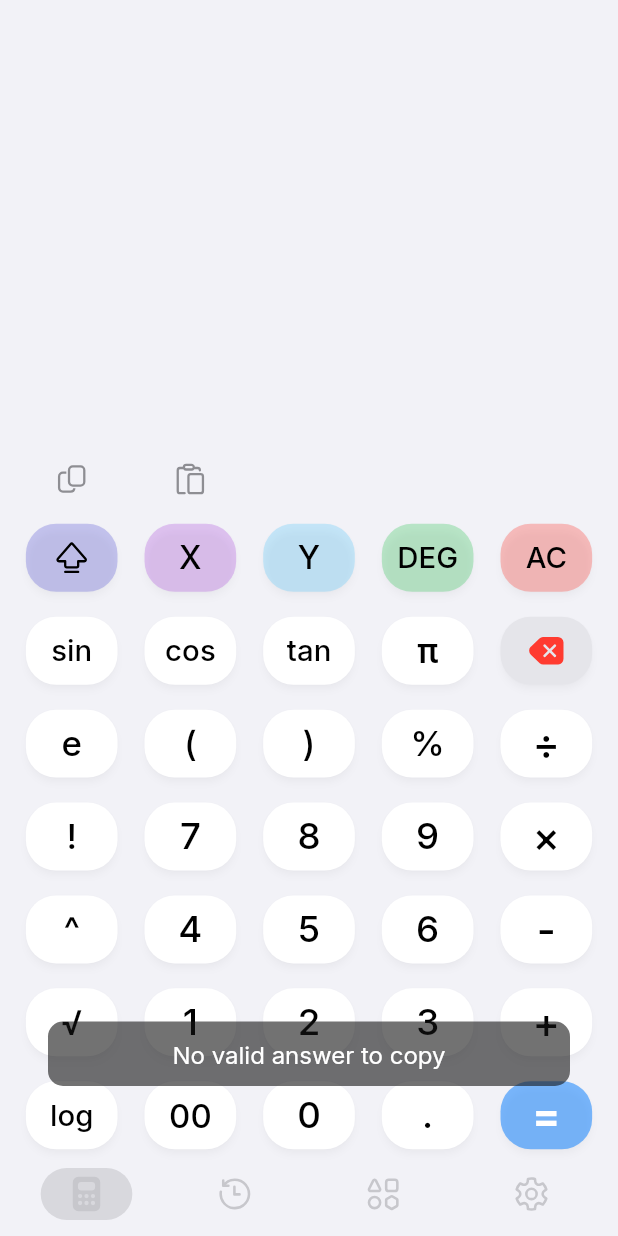
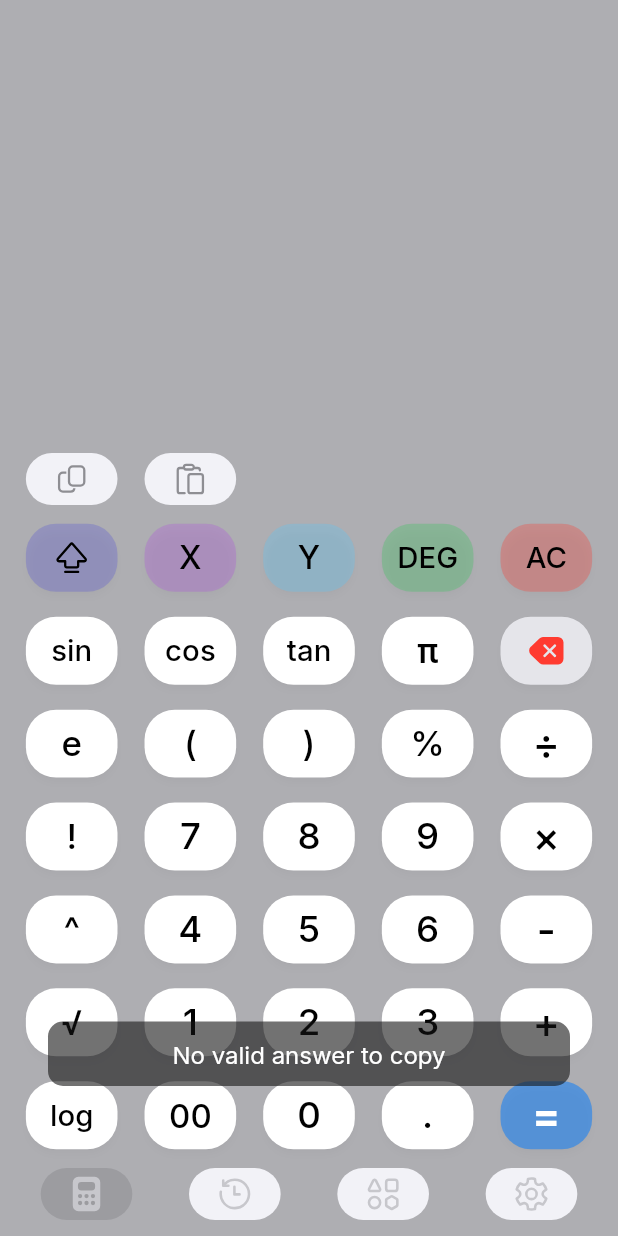
Before and after one commit to thegravity98/Pro-Calc, a Flutter app: the screen it shows after launch, after a tap on an icon or button, on a phone screen of 412 x 824 dp. Run offline on Flutter 3.47's test engine with Material 3 defaults, Android fonts, the phone set to English and light mode, and no system bars; our stand-ins replace fluentui_system_icons, flutter_riverpod, shared_preferences; missing offline and left inert: eval_ex, flutter_displaymode.

Commit message:
fix light theme for system dark mode

```diff
--- a/lib/Pages/utils_theme_provider.dart
+++ b/lib/Pages/utils_theme_provider.dart
@@ -20,80 +20,134 @@
 }
 
 // Provider for managing the theme preferences
-final themeModeProvider = StateNotifierProvider<ThemeModeNotifier, ThemeMode>(
-    (ref) => ThemeModeNotifier());
-
+// final themeModeProvider = StateNotifierProvider<ThemeModeNotifier, ThemeMode>(
+// (ref) => ThemeModeNotifier());
+//
 // Provider for accessing follow system theme setting
 final followSystemThemeProvider = StateProvider<bool>((ref) => true);
 
 // StateNotifier to handle theme mode changes and persistence
-class ThemeModeNotifier extends StateNotifier<ThemeMode> {
-  ThemeModeNotifier() : super(ThemeMode.light) {
+// class ThemeModeNotifier extends StateNotifier<ThemeMode> {
+//   ThemeModeNotifier() : super(ThemeMode.light) {
+//     _loadThemePreferences();
+//   }
+
+//   static const _themeModeKey = 'themeMode';
+//   static const _followSystemThemeKey = 'followSystemTheme';
+
+//   // Load the saved theme preferences from SharedPreferences
+//   Future<void> _loadThemePreferences() async {
+//     final prefs = await SharedPreferences.getInstance();
+//     final savedTheme = prefs.getString(_themeModeKey);
+
+//     if (savedTheme == 'dark') {
+//       state = ThemeMode.dark;
+//     } else {
+//       state = ThemeMode.light;
+//     }
+//   }
+
+//   // Get the saved follow system theme preference
+//   Future<bool> getFollowSystemTheme() async {
+//     final prefs = await SharedPreferences.getInstance();
+//     return prefs.getBool(_followSystemThemeKey) ?? true;
+//   }
+
+//   // Set the theme mode
+//   void setThemeMode(ThemeMode mode) {
+//     state = mode;
+//     _saveThemeMode(mode);
+//   }
+
+//   // Toggle between light and dark theme modes
+//   void toggleTheme() {
+//     state = state == ThemeMode.light ? ThemeMode.dark : ThemeMode.light;
+//     _saveThemeMode(state);
+//   }
+
+//   // Set whether to follow system theme
+//   void setFollowSystemTheme(bool follow, WidgetRef ref) {
+//     ref.read(followSystemThemeProvider.notifier).state = follow;
+//     _saveFollowSystemTheme(follow);
+//   }
+
+//   // Save the current theme mode to SharedPreferences
+//   Future<void> _saveThemeMode(ThemeMode mode) async {
+//     final prefs = await SharedPreferences.getInstance();
+//     prefs.setString(_themeModeKey, mode == ThemeMode.light ? 'light' : 'dark');
+//   }
+
+//   // Save the follow system theme setting to SharedPreferences
+//   Future<void> _saveFollowSystemTheme(bool follow) async {
+//     final prefs = await SharedPreferences.getInstance();
+//     prefs.setBool(_followSystemThemeKey, follow);
+//   }
+// }
+
+// In utils_theme_provider.dart
+class ThemeState {
+  final ThemeMode themeMode;
+  final bool followSystemTheme;
+
+  ThemeState({
+    required this.themeMode,
+    required this.followSystemTheme,
+  });
+}
+
+class ThemeNotifier extends StateNotifier<ThemeState> {
+  ThemeNotifier()
+      : super(ThemeState(themeMode: ThemeMode.light, followSystemTheme: true)) {
     _loadThemePreferences();
   }
 
   static const _themeModeKey = 'themeMode';
   static const _followSystemThemeKey = 'followSystemTheme';
 
-  // Load the saved theme preferences from SharedPreferences
   Future<void> _loadThemePreferences() async {
     final prefs = await SharedPreferences.getInstance();
     final savedTheme = prefs.getString(_themeModeKey);
+    final savedFollowSystemTheme = prefs.getBool(_followSystemThemeKey) ?? true;
 
-    if (savedTheme == 'dark') {
-      state = ThemeMode.dark;
-    } else {
-      state = ThemeMode.light;
-    }
+    state = ThemeState(
+      themeMode: savedTheme == 'dark' ? ThemeMode.dark : ThemeMode.light,
+      followSystemTheme: savedFollowSystemTheme,
+    );
   }
 
-  // Get the saved follow system theme preference
-  Future<bool> getFollowSystemTheme() async {
-    final prefs = await SharedPreferences.getInstance();
-    return prefs.getBool(_followSystemThemeKey) ?? true;
+  void setThemeMode(ThemeMode mode, {bool followSystem = false}) {
+    state = ThemeState(themeMode: mode, followSystemTheme: followSystem);
+    _saveThemePreferences();
   }
 
-  // Set the theme mode
-  void setThemeMode(ThemeMode mode) {
-    state = mode;
-    _saveThemeMode(mode);
+  void setFollowSystemTheme(bool follow) {
+    state = ThemeState(themeMode: state.themeMode, followSystemTheme: follow);
+    _saveThemePreferences();
   }
 
-  // Toggle between light and dark theme modes
-  void toggleTheme() {
-    state = state == ThemeMode.light ? ThemeMode.dark : ThemeMode.light;
-    _saveThemeMode(state);
-  }
-
-  // Set whether to follow system theme
-  void setFollowSystemTheme(bool follow, WidgetRef ref) {
-    ref.read(followSystemThemeProvider.notifier).state = follow;
-    _saveFollowSystemTheme(follow);
-  }
-
-  // Save the current theme mode to SharedPreferences
-  Future<void> _saveThemeMode(ThemeMode mode) async {
+  Future<void> _saveThemePreferences() async {
     final prefs = await SharedPreferences.getInstance();
-    prefs.setString(_themeModeKey, mode == ThemeMode.light ? 'light' : 'dark');
-  }
-
-  // Save the follow system theme setting to SharedPreferences
-  Future<void> _saveFollowSystemTheme(bool follow) async {
-    final prefs = await SharedPreferences.getInstance();
-    prefs.setBool(_followSystemThemeKey, follow);
+    prefs.setString(
+        _themeModeKey, state.themeMode == ThemeMode.light ? 'light' : 'dark');
+    prefs.setBool(_followSystemThemeKey, state.followSystemTheme);
   }
 }
 
+final themeProvider = StateNotifierProvider<ThemeNotifier, ThemeState>(
+  (ref) => ThemeNotifier(),
+);
+
 // Define custom CupertinoThemeData for light theme
 final lightTheme = CupertinoThemeData(
+  brightness: Brightness.light,
   primaryColor: CupertinoColors.activeBlue,
   // Use existing CupertinoColors for light theme
   barBackgroundColor: CupertinoColors.systemGroupedBackground,
-  scaffoldBackgroundColor: CupertinoColors.systemGroupedBackground,
+  scaffoldBackgroundColor: CupertinoColors.systemGrey2,
   textTheme: const CupertinoTextThemeData(
     textStyle: TextStyle(
       fontFamily: 'Inter',
-      color: CupertinoColors.label, // Dark text for light theme
+      color: CupertinoColors.black, // Dark text for light theme
     ),
     actionTextStyle: TextStyle(
       fontFamily: 'Inter',
@@ -124,6 +178,7 @@
 
 // Define custom CupertinoThemeData for dark theme
 final darkTheme = CupertinoThemeData(
+  brightness: Brightness.dark,
   primaryColor: CupertinoColors.systemIndigo, // Example dark primary color
   // Define dark theme colors
   barBackgroundColor: CupertinoColors.systemGrey6,
--- a/lib/main.dart
+++ b/lib/main.dart
@@ -1,3 +1,126 @@
+// import 'dart:io';
+// import 'package:flutter/cupertino.dart';
+// import 'package:flutter/services.dart';
+// import 'package:flutter_displaymode/flutter_displaymode.dart';
+// import 'package:pro_calc/Pages/calc_page.dart';
+// import 'package:pro_calc/Pages/utils_theme_provider.dart';
+// import 'package:flutter_riverpod/flutter_riverpod.dart';
+
+// Future<void> initializeApp() async {
+//   try {
+//     await SystemChrome.setEnabledSystemUIMode(SystemUiMode.edgeToEdge);
+//     await SystemChrome.setPreferredOrientations([DeviceOrientation.portraitUp]);
+
+//     if (Platform.isAndroid) {
+//       await FlutterDisplayMode.setHighRefreshRate();
+//     }
+//   } catch (e) {
+//     debugPrint('Initialization error: $e');
+//   }
+// }
+
+// void main() async {
+//   try {
+//     WidgetsFlutterBinding.ensureInitialized();
+//     await initializeApp();
+
+//     // Create a container to initialize providers
+//     final container = ProviderContainer();
+
+//     // Load the follow system theme preference
+//     // final themeModeNotifier = container.read(themeModeProvider.notifier);
+//     // final followSystemTheme = await themeModeNotifier.getFollowSystemTheme();
+
+//     // final themeModeNotifier = container.read(themeProvider.notifier);
+//     // final followSystemTheme = await themeModeNotifier.getFollowSystemTheme();
+
+//     // Dispose the temporary container
+//     container.dispose();
+
+//     // Run the app with initialized providers
+//     runApp(ProviderScope(
+//       overrides: [
+//         // Initialize the followSystemThemeProvider with the saved preference
+//         followSystemThemeProvider.overrideWith((ref) => followSystemTheme),
+//       ],
+//       child: const ProCalc(),
+//     ));
+//   } catch (e) {
+//     debugPrint('Fatal error during app startup: $e');
+//     rethrow;
+//   }
+// }
+
+// // class ProCalc extends ConsumerWidget {
+// //   const ProCalc({super.key});
+
+// //   @override
+// //   Widget build(BuildContext context, WidgetRef ref) {
+// //     // Watch both theme mode and system theme preference
+// //     final themeMode = ref.watch(themeModeProvider);
+// //     final followSystemTheme = ref.watch(followSystemThemeProvider);
+
+// //     // Determine the actual theme to use
+// //     ThemeMode effectiveThemeMode = themeMode;
+
+// //     // If following system theme, determine the system brightness
+// //     if (followSystemTheme) {
+// //       final brightness = MediaQuery.platformBrightnessOf(context);
+// //       effectiveThemeMode =
+// //           brightness == Brightness.dark ? ThemeMode.dark : ThemeMode.light;
+// //     }
+
+// //     final theme =
+// //         effectiveThemeMode == ThemeMode.light ? lightTheme : darkTheme;
+
+// //     SystemChrome.setSystemUIOverlayStyle(SystemUiOverlayStyle(
+// //       statusBarColor: theme.barBackgroundColor,
+// //       systemNavigationBarColor: theme.barBackgroundColor,
+// //       systemNavigationBarIconBrightness:
+// //           themeMode == ThemeMode.light ? Brightness.dark : Brightness.light,
+// //     ));
+// //     return SafeArea(
+// //       child: CupertinoApp(
+// //         theme: theme,
+// //         debugShowCheckedModeBanner: false,
+// //         title: 'Pro Calc',
+// //         home: CalcPage(),
+// //       ),
+// //     );
+// //   }
+// // }
+
+// class ProCalc extends ConsumerWidget {
+//   const ProCalc({super.key});
+
+//   @override
+//   Widget build(BuildContext context, WidgetRef ref) {
+//     final themeState = ref.watch(themeProvider);
+//     ThemeMode effectiveThemeMode = themeState.themeMode;
+
+//     if (themeState.followSystemTheme) {
+//       final brightness = MediaQuery.platformBrightnessOf(context);
+//       effectiveThemeMode = brightness == Brightness.dark ? ThemeMode.dark : ThemeMode.light;
+//     }
+
+//     final theme = effectiveThemeMode == ThemeMode.light ? lightTheme : darkTheme;
+
+//     SystemChrome.setSystemUIOverlayStyle(SystemUiOverlayStyle(
+//       statusBarColor: theme.barBackgroundColor,
+//       systemNavigationBarColor: theme.barBackgroundColor,
+//       systemNavigationBarIconBrightness:
+//           effectiveThemeMode == ThemeMode.light ? Brightness.dark : Brightness.light,
+//     ));
+
+//     return CupertinoApp(
+//       theme: theme,
+//       debugShowCheckedModeBanner: false,
+//       title: 'Pro Calc',
+//       home: const CalcPage(),
+//     );
+//   }
+// }
+
 import 'dart:io';
 import 'package:flutter/cupertino.dart';
 import 'package:flutter/services.dart';
@@ -24,23 +147,8 @@
     WidgetsFlutterBinding.ensureInitialized();
     await initializeApp();
 
-    // Create a container to initialize providers
-    final container = ProviderContainer();
-
-    // Load the follow system theme preference
-    final themeModeNotifier = container.read(themeModeProvider.notifier);
-    final followSystemTheme = await themeModeNotifier.getFollowSystemTheme();
-
-    // Dispose the temporary container
-    container.dispose();
-
-    // Run the app with initialized providers
-    runApp(ProviderScope(
-      overrides: [
-        // Initialize the followSystemThemeProvider with the saved preference
-        followSystemThemeProvider.overrideWith((ref) => followSystemTheme),
-      ],
-      child: const ProCalc(),
+    runApp(const ProviderScope(
+      child: ProCalc(),
     ));
   } catch (e) {
     debugPrint('Fatal error during app startup: $e');
@@ -53,18 +161,18 @@
 
   @override
   Widget build(BuildContext context, WidgetRef ref) {
-    // Watch both theme mode and system theme preference
-    final themeMode = ref.watch(themeModeProvider);
-    final followSystemTheme = ref.watch(followSystemThemeProvider);
+    final themeState = ref.watch(themeProvider);
+    ThemeMode effectiveThemeMode = themeState.themeMode;
 
-    // Determine the actual theme to use
-    ThemeMode effectiveThemeMode = themeMode;
-
-    // If following system theme, determine the system brightness
-    if (followSystemTheme) {
+    if (themeState.followSystemTheme) {
       final brightness = MediaQuery.platformBrightnessOf(context);
       effectiveThemeMode =
           brightness == Brightness.dark ? ThemeMode.dark : ThemeMode.light;
+      debugPrint(
+          'Following system theme, brightness=$brightness, effectiveThemeMode=$effectiveThemeMode');
+    } else {
+      debugPrint(
+          'Not following system theme, using themeMode=${themeState.themeMode}');
     }
 
     final theme =
@@ -73,16 +181,16 @@
     SystemChrome.setSystemUIOverlayStyle(SystemUiOverlayStyle(
       statusBarColor: theme.barBackgroundColor,
       systemNavigationBarColor: theme.barBackgroundColor,
-      systemNavigationBarIconBrightness:
-          themeMode == ThemeMode.light ? Brightness.dark : Brightness.light,
+      systemNavigationBarIconBrightness: effectiveThemeMode == ThemeMode.light
+          ? Brightness.dark
+          : Brightness.light,
     ));
-    return SafeArea(
-      child: CupertinoApp(
-        theme: theme,
-        debugShowCheckedModeBanner: false,
-        title: 'Pro Calc',
-        home: CalcPage(),
-      ),
+
+    return CupertinoApp(
+      theme: theme,
+      debugShowCheckedModeBanner: false,
+      title: 'Pro Calc',
+      home: const CalcPage(),
     );
   }
 }
```
Also changed, not shown: lib/Pages/settings_page.dart (+17 -48 lines).
